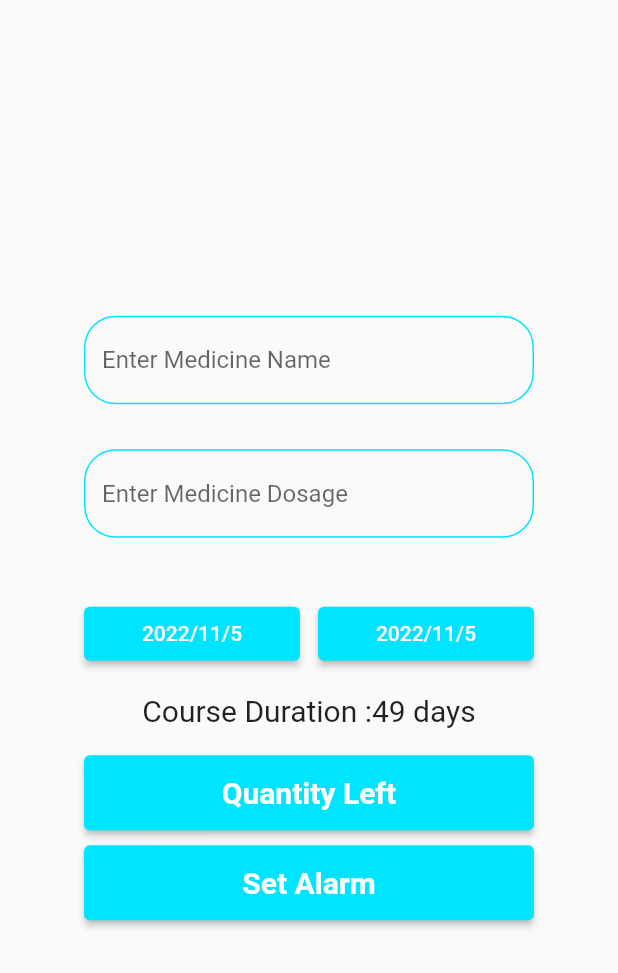
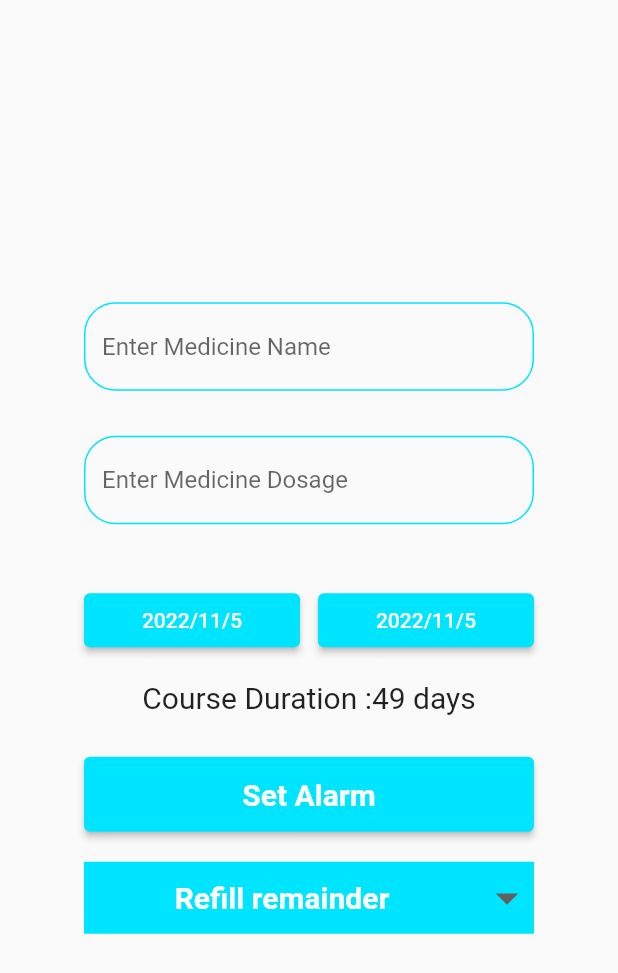
Before and after one commit to MedminderAJCE/MedMinder, a Flutter app: the AddMedicine screen opened directly, on a phone screen of 412 x 824 dp. Shown: the top 973 px of the screen. Run offline on Flutter 3.47's test engine with Material 2 defaults, Android fonts, the phone set to English and light mode, and no system bars; our stand-ins replace cloud_firestore, firebase_auth, firebase_core, fluttertoast; accounts and stored records are empty.

Commit message:
added dropdown-contents to be fixed

```diff
--- a/lib/screens/addmedicine.dart
+++ b/lib/screens/addmedicine.dart
@@ -18,6 +18,16 @@ class _AddMedicineState extends State<AddMedicine> {
     final start = dateRange.start;
     final end = dateRange.end;
     final difference = dateRange.duration;
+
+    // bool isopen=false;
+    String? valuechoose;
+    List listItem=[
+      'Item 1',
+      'item 2',
+      'item 3',
+       'item 4',
+       'item 5'
+    ];
 
     return Scaffold(
       body: Center(
@@ -104,18 +114,69 @@ class _AddMedicineState extends State<AddMedicine> {
               style: const TextStyle(fontSize: 20),
             ),
             Container(height: 18),
-            ElevatedButton(
-              onPressed: () {},
-              style: ElevatedButton.styleFrom(
-                minimumSize: const Size(320.0, 50.0),
-                backgroundColor: const Color(0xFF00E5FF),
-              ),
-              child: const Text('Quantity Left',
-                  style: TextStyle(
-                      fontWeight: FontWeight.bold,
-                      fontSize: 20,
-                      color: Colors.white)),
-            ),
+            // ElevatedButton(
+            //   onPressed: () {},
+            //   style: ElevatedButton.styleFrom(
+            //     minimumSize: const Size(320.0, 50.0),
+            //     backgroundColor: const Color(0xFF00E5FF),
+            //   ),
+            //   child: const Text('Quantity Left',
+            //       style: TextStyle(
+            //           fontWeight: FontWeight.bold,
+            //           fontSize: 20,
+            //           color: Colors.white)),
+            // ),
+
+            // SingleChildScrollView(
+            //   child: Padding(
+            //     padding: const EdgeInsets.symmetric(horizontal: 20),
+            //     child: Column(children: [
+            //       const SizedBox(height: 50, ),
+            //       Container(
+            //         width:1000,
+            //         height:35,
+            //         decoration: const BoxDecoration(
+            //           color: Color(0xFF00E5FF)
+            //         ),
+            //         child: Padding(
+            //           padding: const EdgeInsets.symmetric(horizontal: 10),
+            //           child: Row(
+            //             mainAxisAlignment: MainAxisAlignment.spaceBetween,
+            //             children: const [
+            //             Text('selectoption',
+
+            //             ),
+            //             Icon(Icons.arrow_drop_down),
+            //           ],
+            //           ),
+            //         ),
+            //       ),
+            //       ListView(
+            //         primary: true,
+            //         shrinkWrap: true,
+            //         children:items.map((e) => Container(
+            //           decoration: const BoxDecoration(
+            //           color: Color(0xFF00E5FF)
+            //         ),
+            //           child: Padding(
+            //             padding: const EdgeInsets.all(8.0),
+            //             child:InkWell(onTap: () {
+            //               items=e as List<String>;
+            //               setState(() {
+            //                 selectoption=e;
+            //               });
+            //             },
+
+            //             child: Text(e),
+            //             ),
+            //           ),
+            //         )).toList(),
+            //       ),
+            //     ]
+            //     ),
+
+            //   ),
+            // ),
             Container(
               height: 10,
             ),
@@ -124,10 +185,7 @@ class _AddMedicineState extends State<AddMedicine> {
                 Navigator.of(context)
                    .push(MaterialPageRoute(builder: (context) =>const setalarm()));
               },
-
-
-
-              style: ElevatedButton.styleFrom(
+               style: ElevatedButton.styleFrom(
                 minimumSize: const Size(320.0, 50.0),
                 backgroundColor: const Color(0xFF00E5FF),
               ),
@@ -138,6 +196,72 @@ class _AddMedicineState extends State<AddMedicine> {
                       color: Colors.white)),
 
             ),
+             Container(
+              height: 20,
+            ),
+
+
+
+              Container(
+                width: 300,
+              decoration: const BoxDecoration(
+              color:Color(0xFF00E5FF),
+              ),
+                child: DropdownButton(
+                  underline: Container(),
+                  isExpanded: true,
+                  alignment: Alignment.centerLeft,
+                hint: const SizedBox(
+
+                  child: Center(child: Text("Refill remainder",style: TextStyle(color: Colors.white,fontWeight: FontWeight.bold,fontSize: 20),))),
+                dropdownColor: const Color(0xFF00E5FF),
+                icon: const Icon(Icons.arrow_drop_down),
+                iconSize: 36,
+
+                value: valuechoose,
+
+                onChanged: (newValue){
+                  setState(() {
+                    valuechoose=newValue as String? ;
+                  });
+                },
+                items:listItem.map((valueItem){
+                  return DropdownMenuItem(
+
+
+                    value:valueItem,
+                    child:Padding(
+                       padding: const EdgeInsets.symmetric(horizontal: 10),
+
+                      child: Row(
+                        //  mainAxisAlignment: MainAxisAlignment.spaceBetween,
+
+                        children: [
+                          // alignment: Alignment.centerLeft,
+
+                          Text(valueItem ,
+
+                           style: const TextStyle(
+                                    fontSize: 18,
+                                    color: Colors.white,
+
+                                    // fontStyle: FontStyle.italic,
+                                    fontWeight: FontWeight.bold),
+                              ),
+                        ],
+                      ),
+                    ),
+                      );
+                      })
+                  .toList(),
+                  //   ),
+                  //   );
+                  // }).toList(),
+
+
+                          ),
+              ),
+
           ],
         ),
       )),
```
